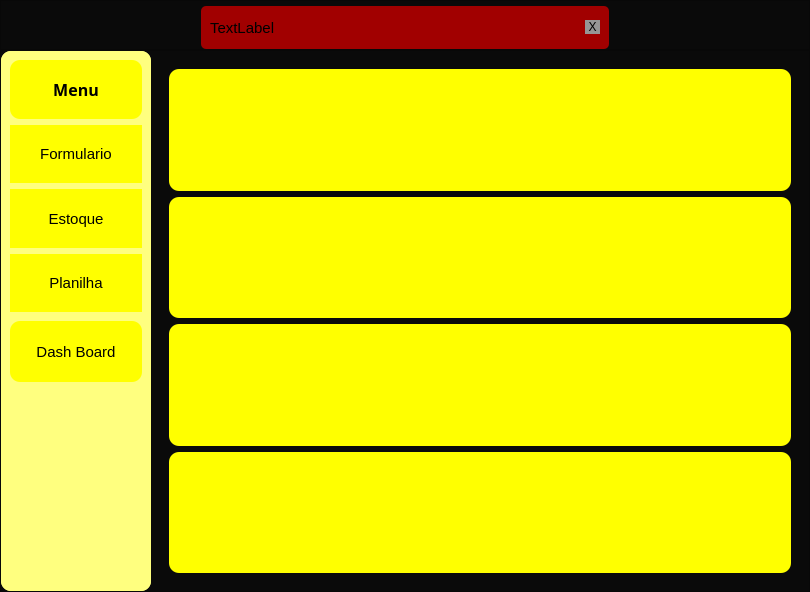
Ton-Chyod-s/Estudo-sql-python, file v2.ui: the form before one commit.
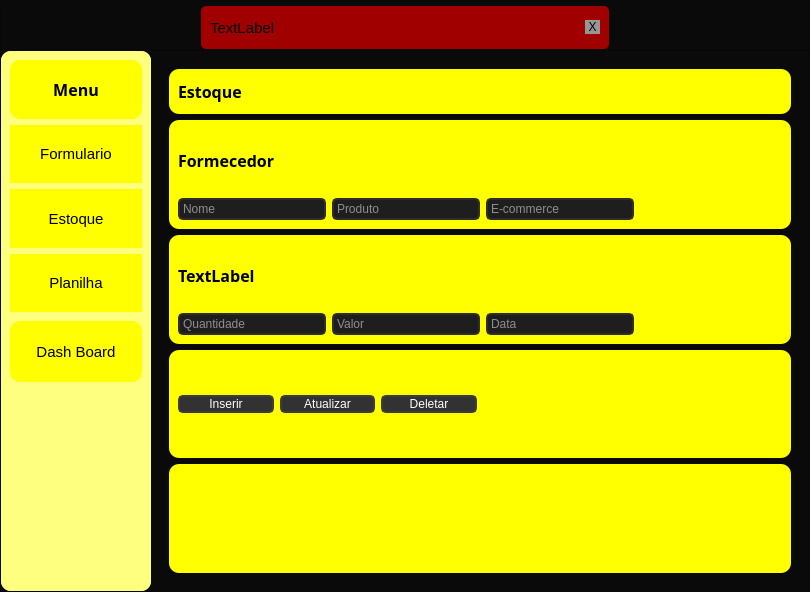
The form after the commit. The open tabs and pages were chosen to show the change.

The edit to the form file:
```diff
--- a/v2.ui
+++ b/v2.ui
@@ -541,6 +541,55 @@
             </property>
             <widget class="QWidget" name="estoque_page">
              <layout class="QVBoxLayout" name="verticalLayout_16">
+              <item>
+               <widget class="QFrame" name="frame_35">
+                <property name="maximumSize">
+                 <size>
+                  <width>16777215</width>
+                  <height>45</height>
+                 </size>
+                </property>
+                <property name="styleSheet">
+                 <string notr="true">background-color: rgb(255, 255, 0);</string>
+                </property>
+                <property name="frameShape">
+                 <enum>QFrame::StyledPanel</enum>
+                </property>
+                <property name="frameShadow">
+                 <enum>QFrame::Raised</enum>
+                </property>
+                <layout class="QHBoxLayout" name="horizontalLayout_8">
+                 <item>
+                  <widget class="QLabel" name="label_6">
+                   <property name="font">
+                    <font>
+                     <family>Segoe UI Black</family>
+                     <pointsize>12</pointsize>
+                     <weight>75</weight>
+                     <bold>true</bold>
+                    </font>
+                   </property>
+                   <property name="text">
+                    <string>Estoque</string>
+                   </property>
+                  </widget>
+                 </item>
+                 <item>
+                  <spacer name="horizontalSpacer_2">
+                   <property name="orientation">
+                    <enum>Qt::Horizontal</enum>
+                   </property>
+                   <property name="sizeHint" stdset="0">
+                    <size>
+                     <width>40</width>
+                     <height>20</height>
+                    </size>
+                   </property>
+                  </spacer>
+                 </item>
+                </layout>
+               </widget>
+              </item>
               <item>
                <widget class="QFrame" name="frame_19">
                 <property name="styleSheet">
@@ -552,6 +601,105 @@
                 <property name="frameShadow">
                  <enum>QFrame::Raised</enum>
                 </property>
+                <layout class="QGridLayout" name="gridLayout_6">
+                 <item row="0" column="0">
+                  <widget class="QLabel" name="label_7">
+                   <property name="font">
+                    <font>
+                     <family>Segoe UI Black</family>
+                     <pointsize>12</pointsize>
+                     <weight>75</weight>
+                     <bold>true</bold>
+                    </font>
+                   </property>
+                   <property name="text">
+                    <string>Formecedor</string>
+                   </property>
+                  </widget>
+                 </item>
+                 <item row="1" column="1">
+                  <widget class="QLineEdit" name="lineEdit_2">
+                   <property name="styleSheet">
+                    <string notr="true">QLineEdit {
+	border: 2px solid rgb(45,45,45);
+	border-radius: 5px;
+	padding: 1px;
+	background-color: rgb(30,30, 30);
+	color: rgb(255, 255, 255);
+}
+QLineEdit:hover {
+	border: 2px solid rgb(55,55,55);
+}
+QLineEdit:focus {
+	border: 2px solid rgb(161, 0, 0);
+	color: rgb(200, 200, 200);
+}</string>
+                   </property>
+                   <property name="placeholderText">
+                    <string>Produto</string>
+                   </property>
+                  </widget>
+                 </item>
+                 <item row="1" column="2">
+                  <widget class="QLineEdit" name="lineEdit_3">
+                   <property name="styleSheet">
+                    <string notr="true">QLineEdit {
+	border: 2px solid rgb(45,45,45);
+	border-radius: 5px;
+	padding: 1px;
+	background-color: rgb(30,30, 30);
+	color: rgb(255, 255, 255);
+}
+QLineEdit:hover {
+	border: 2px solid rgb(55,55,55);
+}
+QLineEdit:focus {
+	border: 2px solid rgb(161, 0, 0);
+	color: rgb(200, 200, 200);
+}</string>
+                   </property>
+                   <property name="placeholderText">
+                    <string>E-commerce</string>
+                   </property>
+                  </widget>
+                 </item>
+                 <item row="1" column="0">
+                  <widget class="QLineEdit" name="lineEdit">
+                   <property name="styleSheet">
+                    <string notr="true">QLineEdit {
+	border: 2px solid rgb(45,45,45);
+	border-radius: 5px;
+	padding: 1px;
+	background-color: rgb(30,30, 30);
+	color: rgb(255, 255, 255);
+}
+QLineEdit:hover {
+	border: 2px solid rgb(55,55,55);
+}
+QLineEdit:focus {
+	border: 2px solid rgb(161, 0, 0);
+	color: rgb(200, 200, 200);
+}</string>
+                   </property>
+                   <property name="placeholderText">
+                    <string>Nome </string>
+                   </property>
+                  </widget>
+                 </item>
+                 <item row="1" column="3">
+                  <spacer name="horizontalSpacer_5">
+                   <property name="orientation">
+                    <enum>Qt::Horizontal</enum>
+                   </property>
+                   <property name="sizeHint" stdset="0">
+                    <size>
+                     <width>40</width>
+                     <height>20</height>
+                    </size>
+                   </property>
+                  </spacer>
+                 </item>
+                </layout>
                </widget>
               </item>
               <item>
@@ -565,6 +713,105 @@
                 <property name="frameShadow">
                  <enum>QFrame::Raised</enum>
                 </property>
+                <layout class="QGridLayout" name="gridLayout_7">
+                 <item row="0" column="0">
+                  <widget class="QLabel" name="label_10">
+                   <property name="font">
+                    <font>
+                     <family>Segoe UI Black</family>
+                     <pointsize>12</pointsize>
+                     <weight>75</weight>
+                     <bold>true</bold>
+                    </font>
+                   </property>
+                   <property name="text">
+                    <string>TextLabel</string>
+                   </property>
+                  </widget>
+                 </item>
+                 <item row="1" column="0">
+                  <widget class="QLineEdit" name="lineEdit_4">
+                   <property name="styleSheet">
+                    <string notr="true">QLineEdit {
+	border: 2px solid rgb(45,45,45);
+	border-radius: 5px;
+	padding: 1px;
+	background-color: rgb(30,30, 30);
+	color: rgb(255, 255, 255);
+}
+QLineEdit:hover {
+	border: 2px solid rgb(55,55,55);
+}
+QLineEdit:focus {
+	border: 2px solid rgb(161, 0, 0);
+	color: rgb(200, 200, 200);
+}</string>
+                   </property>
+                   <property name="placeholderText">
+                    <string>Quantidade</string>
+                   </property>
+                  </widget>
+                 </item>
+                 <item row="1" column="1">
+                  <widget class="QLineEdit" name="lineEdit_6">
+                   <property name="styleSheet">
+                    <string notr="true">QLineEdit {
+	border: 2px solid rgb(45,45,45);
+	border-radius: 5px;
+	padding: 1px;
+	background-color: rgb(30,30, 30);
+	color: rgb(255, 255, 255);
+}
+QLineEdit:hover {
+	border: 2px solid rgb(55,55,55);
+}
+QLineEdit:focus {
+	border: 2px solid rgb(161, 0, 0);
+	color: rgb(200, 200, 200);
+}</string>
+                   </property>
+                   <property name="placeholderText">
+                    <string>Valor</string>
+                   </property>
+                  </widget>
+                 </item>
+                 <item row="1" column="2">
+                  <widget class="QLineEdit" name="lineEdit_5">
+                   <property name="styleSheet">
+                    <string notr="true">QLineEdit {
+	border: 2px solid rgb(45,45,45);
+	border-radius: 5px;
+	padding: 1px;
+	background-color: rgb(30,30, 30);
+	color: rgb(255, 255, 255);
+}
+QLineEdit:hover {
+	border: 2px solid rgb(55,55,55);
+}
+QLineEdit:focus {
+	border: 2px solid rgb(161, 0, 0);
+	color: rgb(200, 200, 200);
+}</string>
+                   </property>
+                   <property name="placeholderText">
+                    <string>Data</string>
+                   </property>
+                  </widget>
+                 </item>
+                 <item row="1" column="3">
+                  <spacer name="horizontalSpacer_4">
+                   <property name="orientation">
+                    <enum>Qt::Horizontal</enum>
+                   </property>
+                   <property name="sizeHint" stdset="0">
+                    <size>
+                     <width>40</width>
+                     <height>20</height>
+                    </size>
+                   </property>
+                  </spacer>
+                 </item>
+                </layout>
                </widget>
               </item>
               <item>
@@ -578,6 +825,125 @@
                 <property name="frameShadow">
                  <enum>QFrame::Raised</enum>
                 </property>
+                <layout class="QHBoxLayout" name="horizontalLayout_10">
+                 <item>
+                  <widget class="QPushButton" name="pushButton">
+                   <property name="font">
+                    <font>
+                     <family>Segoe UI</family>
+                    </font>
+                   </property>
+                   <property name="styleSheet">
+                    <string notr="true">QPushButton {
+	background-color: rgb(50, 50, 50);
+	border: 2px solid rgb(60, 60, 60);
+	border-radius: 5px;
+	color: rgb(255, 255, 255);
+}
+QPushButton:hover {
+	background-color: rgb(60, 60, 60);
+	border: 2px solid rgb(70,70, 70);
+}
+QPushButton:pressed {
+	background-color: rgb(250, 230, 0);
+	border: 2px solid rgb(161, 0, 0);
+	color: rgb(35, 35, 35);
+}</string>
+                   </property>
+                   <property name="text">
+                    <string>Inserir</string>
+                   </property>
+                  </widget>
+                 </item>
+                 <item>
+                  <widget class="QPushButton" name="pushButton_2">
+                   <property name="font">
+                    <font>
+                     <family>Segoe UI</family>
+                    </font>
+                   </property>
+                   <property name="styleSheet">
+                    <string notr="true">QPushButton {
+	background-color: rgb(50, 50, 50);
+	border: 2px solid rgb(60, 60, 60);
+	border-radius: 5px;
+	color: rgb(255, 255, 255);
+}
+QPushButton:hover {
+	background-color: rgb(60, 60, 60);
+	border: 2px solid rgb(70,70, 70);
+}
+QPushButton:pressed {
+	background-color: rgb(250, 230, 0);
+	border: 2px solid rgb(161, 0, 0);
+	color: rgb(35, 35, 35);
+}</string>
+                   </property>
+                   <property name="text">
+                    <string>Atualizar</string>
+                   </property>
+                  </widget>
+                 </item>
+                 <item>
+                  <widget class="QPushButton" name="pushButton_3">
+                   <property name="font">
+                    <font>
+                     <family>Segoe UI</family>
+                    </font>
+                   </property>
+                   <property name="styleSheet">
+                    <string notr="true">QPushButton {
+	background-color: rgb(50, 50, 50);
+	border: 2px solid rgb(60, 60, 60);
+	border-radius: 5px;
+	color: rgb(255, 255, 255);
+}
+QPushButton:hover {
+	background-color: rgb(60, 60, 60);
+	border: 2px solid rgb(70,70, 70);
+}
+QPushButton:pressed {
+	background-color: rgb(250, 230, 0);
+	border: 2px solid rgb(161, 0, 0);
+	color: rgb(35, 35, 35);
+}</string>
+                   </property>
+                   <property name="text">
+                    <string>Deletar</string>
+                   </property>
+                  </widget>
+                 </item>
+                 <item>
+                  <widget class="QFrame" name="frame_36">
+                   <property name="frameShape">
+                    <enum>QFrame::StyledPanel</enum>
+                   </property>
+                   <property name="frameShadow">
+                    <enum>QFrame::Raised</enum>
+                   </property>
+                  </widget>
+                 </item>
+                 <item>
+                  <widget class="QFrame" name="frame_37">
+                   <property name="frameShape">
+                    <enum>QFrame::StyledPanel</enum>
+                   </property>
+                   <property name="frameShadow">
+                    <enum>QFrame::Raised</enum>
+                   </property>
+                  </widget>
+                 </item>
+                 <item>
+                  <widget class="QFrame" name="frame_38">
+                   <property name="frameShape">
+                    <enum>QFrame::StyledPanel</enum>
+                   </property>
+                   <property name="frameShadow">
+                    <enum>QFrame::Raised</enum>
+                   </property>
+                  </widget>
+                 </item>
+                </layout>
                </widget>
               </item>
               <item>
```
Left out of the diff: 117 changed lines with no effect on the pictures.
